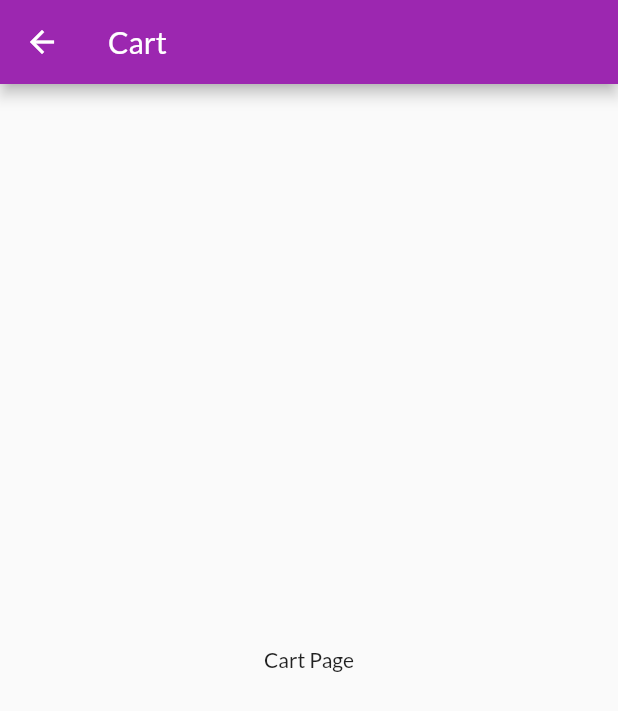
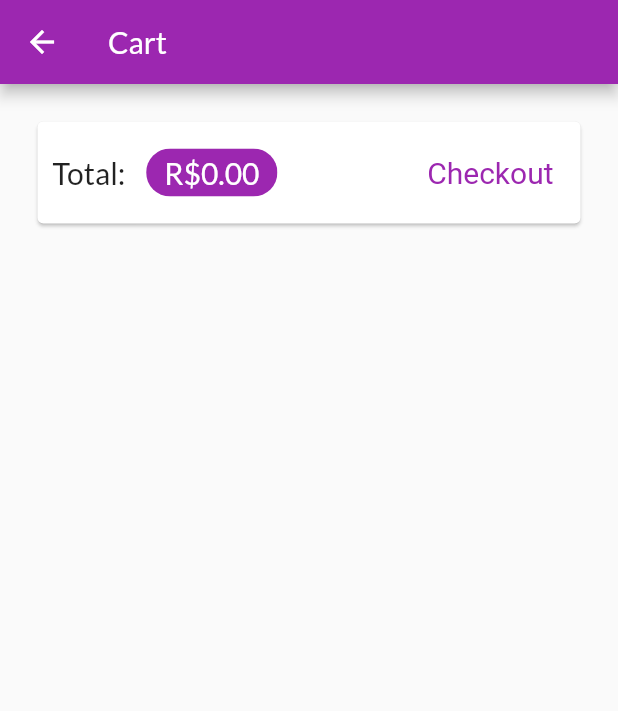
Before and after one commit to YuriGarciaRibeiro/Shop_Flutter, a Flutter app: the CartPage screen opened by its route, on a phone screen of 412 x 824 dp. Shown: the top 711 px of the screen. Run offline on Flutter 3.47's test engine with Material 2 defaults, Android fonts, the phone set to English and light mode, and no system bars; network calls fail.

Commit message:
atualizando pagina do carrinho

```diff
--- a/lib/pages/cart_page.dart
+++ b/lib/pages/cart_page.dart
@@ -1,17 +1,65 @@
+import 'package:flutter/material.dart';
+import 'package:provider/provider.dart';
 
-import 'package:flutter/material.dart';
+import '../models/cart.dart';
 
 class CartPage extends StatelessWidget {
   const CartPage({Key? key}) : super(key: key);
 
   @override
   Widget build(BuildContext context) {
+    final Cart cart = Provider.of(context);
+
+
     return Scaffold(
       appBar: AppBar(
         title: Text('Cart'),
       ),
-      body: Center(
-        child: Text('Cart Page'),
+      body: Column(
+        children: [
+          Card(
+            margin: const EdgeInsets.all(25),
+            child: Padding(
+              padding: const EdgeInsets.all(10),
+              child: Row(
+                mainAxisAlignment: MainAxisAlignment.spaceBetween,
+                children: [
+                  Text(
+                    'Total: ',
+                    style: TextStyle(
+                      fontSize: 20,
+                    ),
+                  ),
+                  SizedBox(
+                    width: 10,
+                  ),
+                  Chip(
+                    backgroundColor: Theme.of(context).colorScheme.primary,
+                    label: Text(
+                      'R\$${cart.totalAmount.toStringAsFixed(2)}',
+                      style: TextStyle(
+                        fontSize: 20,
+                        color:
+                            Theme.of(context).primaryTextTheme.headline6?.color,
+                      ),
+                    ),
+                  ),
+                  Spacer(),
+                  TextButton(
+                    onPressed: () {},
+                    child: Text('Checkout'),
+                    style: TextButton.styleFrom(
+                      textStyle: TextStyle(
+                        fontSize: 20,
+                        color: Theme.of(context).colorScheme.primary,
+                      ),
+                    ),
+                  ),
+                ],
+              ),
+            ),
+          ),
+        ],
       ),
     );
   }
```
